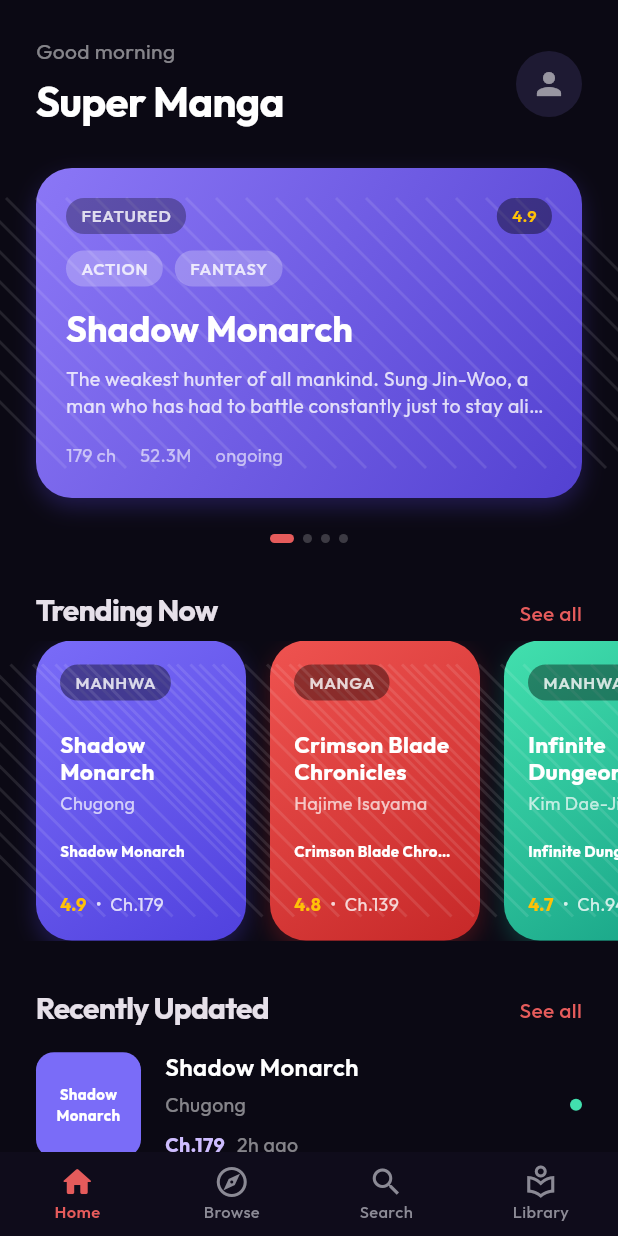
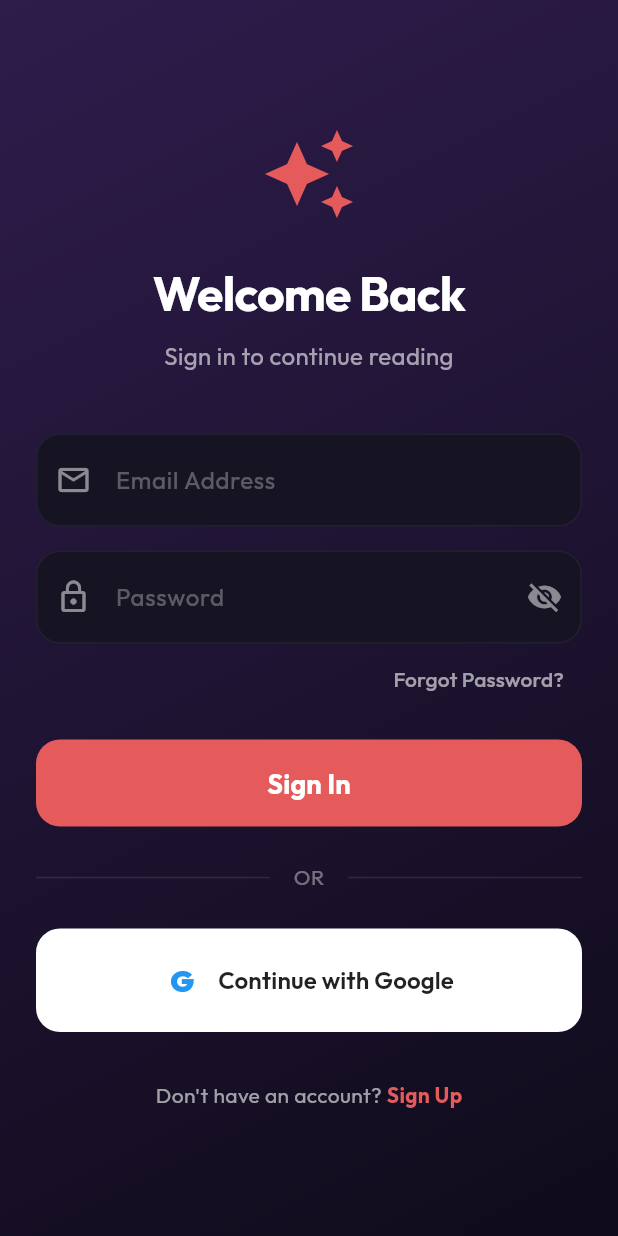
Before and after one commit to Joseph78888/super_manga, a Flutter app: the screen it shows after launch, on a phone screen of 412 x 824 dp. Run offline on Flutter 3.47's test engine with Material 3 defaults, Android fonts, the phone set to English and light mode, and no system bars; our stand-ins replace equatable, flutter_bloc, go_router, google_fonts, supabase_flutter; accounts and stored records are empty.

Commit message:
feat: integrate Supabase authentication and implement foundational UI components for the app architecture

```diff
--- /dev/null
+++ b/devtools_options.yaml
@@ -0,0 +1,3 @@
+description: This file stores settings for Dart & Flutter DevTools.
+documentation: https://docs.flutter.dev/tools/devtools/extensions#configure-extension-enablement-states
+extensions:
--- a/lib/core/router/app_router.dart
+++ b/lib/core/router/app_router.dart
@@ -1,5 +1,6 @@
 import 'package:flutter/material.dart';
 import 'package:go_router/go_router.dart';
+import 'package:supabase_flutter/supabase_flutter.dart';
 import '../widgets/main_scaffold.dart';
 import '../../features/home/presentation/home_screen.dart';
 import '../../features/browse/presentation/browse_screen.dart';
@@ -8,7 +9,7 @@ import '../../features/search/presentation/search_screen.dart';
 import '../../features/detail/presentation/detail_screen.dart';
 import '../../features/reader/presentation/reader_screen.dart';
 import '../../features/profile/presentation/profile_screen.dart';
-
+import '../../features/auth/presentation/auth_screen.dart';
 final GlobalKey<NavigatorState> _rootNavigatorKey = GlobalKey<NavigatorState>(debugLabel: 'root');
 
 /// Centralized router configuration using [GoRouter] and [StatefulShellRoute]
@@ -16,6 +17,20 @@ final GlobalKey<NavigatorState> _rootNavigatorKey = GlobalKey<NavigatorState>(de
 final GoRouter appRouter = GoRouter(
   navigatorKey: _rootNavigatorKey,
   initialLocation: '/',
+  redirect: (context, state) {
+    final session = Supabase.instance.client.auth.currentSession;
+    final isAuthRoute = state.matchedLocation == '/auth';
+
+    if (session == null && !isAuthRoute) {
+      // User is not logged in, redirect to auth page
+      return '/auth';
+    } else if (session != null && isAuthRoute) {
+      // User is logged in but trying to access auth page, redirect to home
+      return '/';
+    }
+
+    return null; // No redirect needed
+  },
   routes: [
     StatefulShellRoute.indexedStack(
       builder: (context, state, navigationShell) {
@@ -75,5 +90,15 @@ final GoRouter appRouter = GoRouter(
       path: '/profile',
       builder: (context, state) => const ProfileScreen(),
     ),
+    GoRoute(
+      parentNavigatorKey: _rootNavigatorKey,
+      path: '/auth',
+      pageBuilder: (context, state) => CustomTransitionPage(
+        child: const AuthScreen(),
+        transitionsBuilder: (context, animation, secondaryAnimation, child) {
+          return FadeTransition(opacity: animation, child: child);
+        },
+      ),
+    ),
   ],
 );
--- /dev/null
+++ b/lib/core/widgets/custom_text_field.dart
@@ -0,0 +1,46 @@
+import 'package:flutter/material.dart';
+// import '../../theme/app_theme.dart';
+
+class CustomTextField extends StatelessWidget {
+  final String hintText;
+  final IconData prefixIcon;
+  final bool obscureText;
+  final Widget? suffixIcon;
+  final TextEditingController? controller;
+  final TextInputType keyboardType;
+
+  const CustomTextField({
+    super.key,
+    required this.hintText,
+    required this.prefixIcon,
+    this.obscureText = false,
+    this.suffixIcon,
+    this.controller,
+    this.keyboardType = TextInputType.text,
+  });
+
+  @override
+  Widget build(BuildContext context) {
+    return Container(
+      decoration: BoxDecoration(
+        color: const Color(0xFF161423), // surfaceCard equivalent
+        borderRadius: BorderRadius.circular(16),
+        border: Border.all(color: Colors.white.withValues(alpha: 0.05)),
+      ),
+      child: TextField(
+        controller: controller,
+        obscureText: obscureText,
+        keyboardType: keyboardType,
+        style: const TextStyle(color: Colors.white, fontSize: 16),
+        decoration: InputDecoration(
+          hintText: hintText,
+          hintStyle: TextStyle(color: Colors.white.withValues(alpha: 0.3)),
+          prefixIcon: Icon(prefixIcon, color: Colors.white.withValues(alpha: 0.5)),
+          suffixIcon: suffixIcon,
+          border: InputBorder.none,
+          contentPadding: const EdgeInsets.symmetric(horizontal: 20, vertical: 18),
+        ),
+      ),
+    );
+  }
+}
--- /dev/null
+++ b/lib/features/auth/presentation/auth_screen.dart
@@ -0,0 +1,329 @@
+import 'package:flutter/material.dart';
+import 'package:flutter_bloc/flutter_bloc.dart';
+import 'package:go_router/go_router.dart';
+import '../../../../core/theme/app_theme.dart';
+import '../../../../core/widgets/custom_text_field.dart';
+import 'cubit/auth_cubit.dart';
+import 'cubit/auth_state.dart';
+
+class AuthScreen extends StatelessWidget {
+  const AuthScreen({super.key});
+
+  @override
+  Widget build(BuildContext context) {
+    return BlocProvider(
+      create: (context) => AuthCubit(),
+      child: const AuthView(),
+    );
+  }
+}
+
+class AuthView extends StatefulWidget {
+  const AuthView({super.key});
+
+  @override
+  State<AuthView> createState() => _AuthViewState();
+}
+
+class _AuthViewState extends State<AuthView> {
+  final TextEditingController _usernameController = TextEditingController();
+  final TextEditingController _emailController = TextEditingController();
+  final TextEditingController _passwordController = TextEditingController();
+  final TextEditingController _confirmPasswordController = TextEditingController();
+
+  @override
+  void dispose() {
+    _usernameController.dispose();
+    _emailController.dispose();
+    _passwordController.dispose();
+    _confirmPasswordController.dispose();
+    super.dispose();
+  }
+
+  void _submitAuth() async {
+    final cubit = context.read<AuthCubit>();
+    final success = await cubit.authenticate(
+      email: _emailController.text,
+      password: _passwordController.text,
+      username: _usernameController.text,
+      confirmPassword: _confirmPasswordController.text,
+    );
+
+    if (success && mounted) {
+      context.go('/'); // Navigate to home on success
+    }
+  }
+
+  @override
+  Widget build(BuildContext context) {
+    final colors = Theme.of(context).extension<MangaAppColors>()!;
+
+    return Scaffold(
+      body: Stack(
+        children: [
+          // Background Gradient
+          Positioned.fill(
+            child: Container(
+              decoration: BoxDecoration(
+                gradient: LinearGradient(
+                  begin: Alignment.topLeft,
+                  end: Alignment.bottomRight,
+                  colors: [
+                    colors.headerGradientStart,
+                    colors.headerGradientEnd,
+                  ],
+                ),
+              ),
+            ),
+          ),
+
+          SafeArea(
+            child: BlocConsumer<AuthCubit, AuthState>(
+              listener: (context, state) {
+                if (state.errorMessage != null) {
+                  ScaffoldMessenger.of(context).showSnackBar(
+                    SnackBar(
+                      content: Text(state.errorMessage!),
+                      backgroundColor: AppTheme.accentRed,
+                    ),
+                  );
+                }
+              },
+              builder: (context, state) {
+                return Center(
+                  child: SingleChildScrollView(
+                    padding: const EdgeInsets.symmetric(horizontal: 24),
+                    child: Column(
+                      mainAxisAlignment: MainAxisAlignment.center,
+                      crossAxisAlignment: CrossAxisAlignment.stretch,
+                      children: [
+                        // Logo / Icon
+                        const Icon(
+                          Icons.auto_awesome,
+                          size: 64,
+                          color: AppTheme.accentRed,
+                        ),
+                        const SizedBox(height: 24),
+
+                        // Title
+                        Text(
+                          state.isLoginMode ? 'Welcome Back' : 'Join Super Manga',
+                          textAlign: TextAlign.center,
+                          style: const TextStyle(
+                            color: Colors.white,
+                            fontSize: 32,
+                            fontWeight: FontWeight.bold,
+                            letterSpacing: -0.5,
+                          ),
+                        ),
+                        const SizedBox(height: 8),
+                        Text(
+                          state.isLoginMode
+                              ? 'Sign in to continue reading'
+                              : 'Create an account to track your progress',
+                          textAlign: TextAlign.center,
+                          style: TextStyle(
+                            color: Colors.white.withValues(alpha: 0.6),
+                            fontSize: 16,
+                          ),
+                        ),
+                        const SizedBox(height: 40),
+
+                        // Form Fields
+                        AnimatedSize(
+                          duration: const Duration(milliseconds: 300),
+                          curve: Curves.easeInOut,
+                          child: state.isLoginMode
+                              ? const SizedBox.shrink()
+                              : Padding(
+                                  padding: const EdgeInsets.only(bottom: 16),
+                                  child: CustomTextField(
+                                    controller: _usernameController,
+                                    hintText: 'Username',
+                                    prefixIcon: Icons.person_outline,
+                                  ),
+                                ),
+                        ),
+
+                        CustomTextField(
+                          controller: _emailController,
+                          hintText: 'Email Address',
+                          prefixIcon: Icons.email_outlined,
+                          keyboardType: TextInputType.emailAddress,
+                        ),
+                        const SizedBox(height: 16),
+
+                        CustomTextField(
+                          controller: _passwordController,
+                          hintText: 'Password',
+                          prefixIcon: Icons.lock_outline,
+                          obscureText: state.isPasswordObscured,
+                          suffixIcon: IconButton(
+                            icon: Icon(
+                              state.isPasswordObscured ? Icons.visibility_off : Icons.visibility,
+                              color: Colors.white.withValues(alpha: 0.5),
+                            ),
+                            onPressed: () => context.read<AuthCubit>().togglePasswordVisibility(),
+                          ),
+                        ),
+
+                        // Forgot Password and Confirm Password logic
+                        AnimatedSize(
+                          duration: const Duration(milliseconds: 300),
+                          curve: Curves.easeInOut,
+                          child: state.isLoginMode
+                              ? Align(
+                                  alignment: Alignment.centerRight,
+                                  child: TextButton(
+                                    onPressed: () {},
+                                    child: Text(
+                                      'Forgot Password?',
+                                      style: TextStyle(color: Colors.white.withValues(alpha: 0.6)),
+                                    ),
+                                  ),
+                                )
+                              : Padding(
+                                  padding: const EdgeInsets.only(top: 16, bottom: 8),
+                                  child: CustomTextField(
+                                    controller: _confirmPasswordController,
+                                    hintText: 'Confirm Password',
+                                    prefixIcon: Icons.lock_outline,
+                                    obscureText: state.isConfirmPasswordObscured,
+                                    suffixIcon: IconButton(
+                                      icon: Icon(
+                                        state.isConfirmPasswordObscured ? Icons.visibility_off : Icons.visibility,
+                                        color: Colors.white.withValues(alpha: 0.5),
+                                      ),
+                                      onPressed: () => context.read<AuthCubit>().toggleConfirmPasswordVisibility(),
+                                    ),
+                                  ),
+                                ),
+                        ),
+
+                        const SizedBox(height: 16),
+
+                        // Main Action Button
+                        ElevatedButton(
+                          onPressed: state.isLoading ? null : _submitAuth,
+                          style: ElevatedButton.styleFrom(
+                            backgroundColor: AppTheme.accentRed,
+                            foregroundColor: Colors.white,
+                            padding: const EdgeInsets.symmetric(vertical: 16),
+                            shape: RoundedRectangleBorder(
+                              borderRadius: BorderRadius.circular(16),
+                            ),
+                            elevation: 0,
+                          ),
+                          child: state.isLoading
+                              ? const SizedBox(
+                                  height: 24,
+                                  width: 24,
+                                  child: CircularProgressIndicator(
+                                    color: Colors.white,
+                                    strokeWidth: 2,
+                                  ),
+                                )
+                              : Text(
+                                  state.isLoginMode ? 'Sign In' : 'Create Account',
+                                  style: const TextStyle(
+                                    fontSize: 18,
+                                    fontWeight: FontWeight.bold,
+                                  ),
+                                ),
+                        ),
+
+                        const SizedBox(height: 24),
+                        Row(
+                          children: [
+                            Expanded(child: Divider(color: Colors.white.withValues(alpha: 0.1))),
+                            Padding(
+                              padding: const EdgeInsets.symmetric(horizontal: 16),
+                              child: Text(
+                                'OR',
+                                style: TextStyle(color: Colors.white.withValues(alpha: 0.4)),
+                              ),
+                            ),
+                            Expanded(child: Divider(color: Colors.white.withValues(alpha: 0.1))),
+                          ],
+                        ),
+                        const SizedBox(height: 24),
+
+                        // Google OAuth Button
+                        ElevatedButton(
+                          onPressed: state.isLoading ? null : () => context.read<AuthCubit>().signInWithGoogle(),
+                          style: ElevatedButton.styleFrom(
+                            backgroundColor: Colors.white,
+                            foregroundColor: Colors.black87,
+                            padding: const EdgeInsets.symmetric(vertical: 16),
+                            shape: RoundedRectangleBorder(
+                              borderRadius: BorderRadius.circular(16),
+                            ),
+                            elevation: 0,
+                          ),
+                          child: Row(
+                            mainAxisAlignment: MainAxisAlignment.center,
+                            children: [
+                              // Hardcoded Google "G" representation or Icon since we don't have SVG
+                              Container(
+                                padding: const EdgeInsets.all(4),
+                                decoration: const BoxDecoration(
+                                  color: Colors.white,
+                                  shape: BoxShape.circle,
+                                ),
+                                child: const Text(
+                                  'G',
+                                  style: TextStyle(
+                                    color: Colors.blue,
+                                    fontSize: 20,
+                                    fontWeight: FontWeight.w900,
+                                  ),
+                                ),
+                              ),
+                              const SizedBox(width: 12),
+                              const Text(
+                                'Continue with Google',
+                                style: TextStyle(
+                                  fontSize: 16,
+                                  fontWeight: FontWeight.w600,
+                                ),
+                              ),
+                            ],
+                          ),
+                        ),
+
+                        const SizedBox(height: 32),
+
+                        // Toggle Login/Signup
+                        Row(
+                          mainAxisAlignment: MainAxisAlignment.center,
+                          children: [
+                            Text(
+                              state.isLoginMode
+                                  ? 'Don\'t have an account? '
+                                  : 'Already have an account? ',
+                              style: TextStyle(color: Colors.white.withValues(alpha: 0.6)),
+                            ),
+                            GestureDetector(
+                              onTap: () => context.read<AuthCubit>().toggleMode(),
+                              child: Text(
+                                state.isLoginMode ? 'Sign Up' : 'Sign In',
+                                style: const TextStyle(
+                                  color: AppTheme.accentRed,
+                                  fontWeight: FontWeight.bold,
+                                ),
+                              ),
+                            ),
+                          ],
+                        ),
+                      ],
+                    ),
+                  ),
+                );
+              },
+            ),
+          ),
+        ],
+      ),
+    );
+  }
+}
--- /dev/null
+++ b/lib/features/auth/presentation/cubit/auth_cubit.dart
@@ -0,0 +1,100 @@
+import 'dart:developer' as developer;
+import 'package:flutter_bloc/flutter_bloc.dart';
+import 'package:supabase_flutter/supabase_flutter.dart' hide AuthState;
+import 'auth_state.dart';
+
+class AuthCubit extends Cubit<AuthState> {
+  AuthCubit() : super(const AuthState());
+
+  void toggleMode() {
+    emit(state.copyWith(
+      mode: state.isLoginMode ? AuthMode.signup : AuthMode.login,
+      errorMessage: null, // Clear errors when switching modes
+    ));
+  }
+
+  void togglePasswordVisibility() {
+    emit(state.copyWith(isPasswordObscured: !state.isPasswordObscured));
+  }
+
+  void toggleConfirmPasswordVisibility() {
+    emit(state.copyWith(isConfirmPasswordObscured: !state.isConfirmPasswordObscured));
+  }
+
+  Future<bool> authenticate({
+    required String email,
+    required String password,
+    String? username,
+    String? confirmPassword,
+  }) async {
+    developer.log('Starting authentication process. Mode: ${state.mode.name}', name: 'auth_cubit');
+    emit(state.copyWith(isLoading: true, errorMessage: null));
+
+    try {
+      if (email.isEmpty || password.isEmpty) {
+        developer.log('Validation failed: Empty fields', name: 'auth_cubit', level: 800);
+        emit(state.copyWith(isLoading: false, errorMessage: 'Fields cannot be empty'));
+        return false;
+      }
+
+      final supabase = Supabase.instance.client;
+
+      if (state.isLoginMode) {
+        // Sign In
+        developer.log('Attempting sign in for user: $email', name: 'auth_cubit');
+        final response = await supabase.auth.signInWithPassword(
+          email: email,
+          password: password,
+        );
+        developer.log('Sign in successful. User ID: ${response.user?.id}', name: 'auth_cubit');
+      } else {
+        // Sign Up
+        developer.log('Attempting sign up for user: $email', name: 'auth_cubit');
+        if (username == null || username.isEmpty) {
+          developer.log('Validation failed: Username required for signup', name: 'auth_cubit', level: 800);
+          emit(state.copyWith(isLoading: false, errorMessage: 'Username is required'));
+          return false;
+        }
+        if (password != confirmPassword) {
+          developer.log('Validation failed: Passwords do not match', name: 'auth_cubit', level: 800);
+          emit(state.copyWith(isLoading: false, errorMessage: 'Passwords do not match'));
+          return false;
+        }
+
+        final response = await supabase.auth.signUp(
+          email: email,
+          password: password,
+          data: {'username': username},
+        );
+        developer.log('Sign up successful. User ID: ${response.user?.id}', name: 'auth_cubit');
+      }
+
+      emit(state.copyWith(isLoading: false));
+      return true; // Success
+    } on AuthException catch (e, s) {
+      developer.log('Supabase Auth Exception', name: 'auth_cubit', level: 1000, error: e, stackTrace: s);
+      emit(state.copyWith(isLoading: false, errorMessage: e.message));
+      return false;
+    } catch (e, s) {
+      developer.log('Unexpected Error during auth', name: 'auth_cubit', level: 1000, error: e, stackTrace: s);
+      emit(state.copyWith(isLoading: false, errorMessage: 'An unexpected error occurred.'));
+      return false;
+    }
+  }
+
+  Future<void> signInWithGoogle() async {
+    developer.log('Attempting Google OAuth sign in', name: 'auth_cubit');
+    emit(state.copyWith(isLoading: true, errorMessage: null));
+    try {
+      await Supabase.instance.client.auth.signInWithOAuth(OAuthProvider.google);
+      developer.log('Google OAuth flow started successfully', name: 'auth_cubit');
+      emit(state.copyWith(isLoading: false));
+    } on AuthException catch (e, s) {
+      developer.log('Google OAuth Supabase Exception', name: 'auth_cubit', level: 1000, error: e, stackTrace: s);
+      emit(state.copyWith(isLoading: false, errorMessage: e.message));
+    } catch (e, s) {
+      developer.log('Unexpected Error during Google OAuth', name: 'auth_cubit', level: 1000, error: e, stackTrace: s);
+      emit(state.copyWith(isLoading: false, errorMessage: 'An unexpected error occurred.'));
+    }
+  }
+}
--- /dev/null
+++ b/lib/features/auth/presentation/cubit/auth_state.dart
@@ -0,0 +1,40 @@
+import 'package:equatable/equatable.dart';
+
+enum AuthMode { login, signup }
+
+class AuthState extends Equatable {
+  final AuthMode mode;
+  final bool isPasswordObscured;
+  final bool isConfirmPasswordObscured;
+  final bool isLoading;
+  final String? errorMessage;
+
+  const AuthState({
+    this.mode = AuthMode.login,
+    this.isPasswordObscured = true,
+    this.isConfirmPasswordObscured = true,
+    this.isLoading = false,
+    this.errorMessage,
+  });
+
+  bool get isLoginMode => mode == AuthMode.login;
+
+  AuthState copyWith({
+    AuthMode? mode,
+    bool? isPasswordObscured,
+    bool? isConfirmPasswordObscured,
+    bool? isLoading,
+    String? errorMessage,
+  }) {
+    return AuthState(
+      mode: mode ?? this.mode,
+      isPasswordObscured: isPasswordObscured ?? this.isPasswordObscured,
+      isConfirmPasswordObscured: isConfirmPasswordObscured ?? this.isConfirmPasswordObscured,
+      isLoading: isLoading ?? this.isLoading,
+      errorMessage: errorMessage,
+    );
+  }
+
+  @override
+  List<Object?> get props => [mode, isPasswordObscured, isConfirmPasswordObscured, isLoading, errorMessage];
+}
--- a/lib/features/profile/presentation/profile_screen.dart
+++ b/lib/features/profile/presentation/profile_screen.dart
@@ -1,6 +1,8 @@
+import 'dart:developer' as developer;
 import 'package:flutter/material.dart';
 import 'package:flutter_bloc/flutter_bloc.dart';
 import 'package:go_router/go_router.dart';
+import 'package:supabase_flutter/supabase_flutter.dart';
 import '../../../../core/theme/app_theme.dart';
 import 'cubit/profile_cubit.dart';
 import 'cubit/profile_state.dart';
@@ -88,7 +90,13 @@ class ProfileView extends StatelessWidget {
                         width: double.infinity,
                         height: 56,
                         child: ElevatedButton(
-                          onPressed: () {},
+                          onPressed: () async {
+                            developer.log('User signed out', name: 'auth');
+                            await Supabase.instance.client.auth.signOut();
+                            if (context.mounted) {
+                              context.go('/auth');
+                            }
+                          },
                           style: ElevatedButton.styleFrom(
                             backgroundColor: const Color(0xFF1E1A33),
                             foregroundColor: AppTheme.accentRed,
--- a/lib/main.dart
+++ b/lib/main.dart
@@ -1,8 +1,14 @@
 import 'package:flutter/material.dart';
+import 'package:supabase_flutter/supabase_flutter.dart';
 import 'core/router/app_router.dart';
 import 'core/theme/app_theme.dart';
 
-void main() {
+Future<void> main() async {
+  WidgetsFlutterBinding.ensureInitialized();
+  await Supabase.initialize(
+    url: 'https://biobfkobysywzkgnlifw.supabase.co',
+    anonKey: 'sb_publishable_SpU6zPB3-7Be0K2ayfohuQ_MnpVC603',
+  );
   runApp(const SuperMangaApp());
 }
 
--- a/pubspec.yaml
+++ b/pubspec.yaml
@@ -51,6 +51,7 @@ dependencies:
   path: ^1.9.1
   flutter_bloc: ^8.1.5
   equatable: ^2.0.5
+  supabase_flutter: ^2.12.4
 
 dev_dependencies:
   flutter_test:
```
Also changed, not shown: pubspec.lock, 5 other files.
